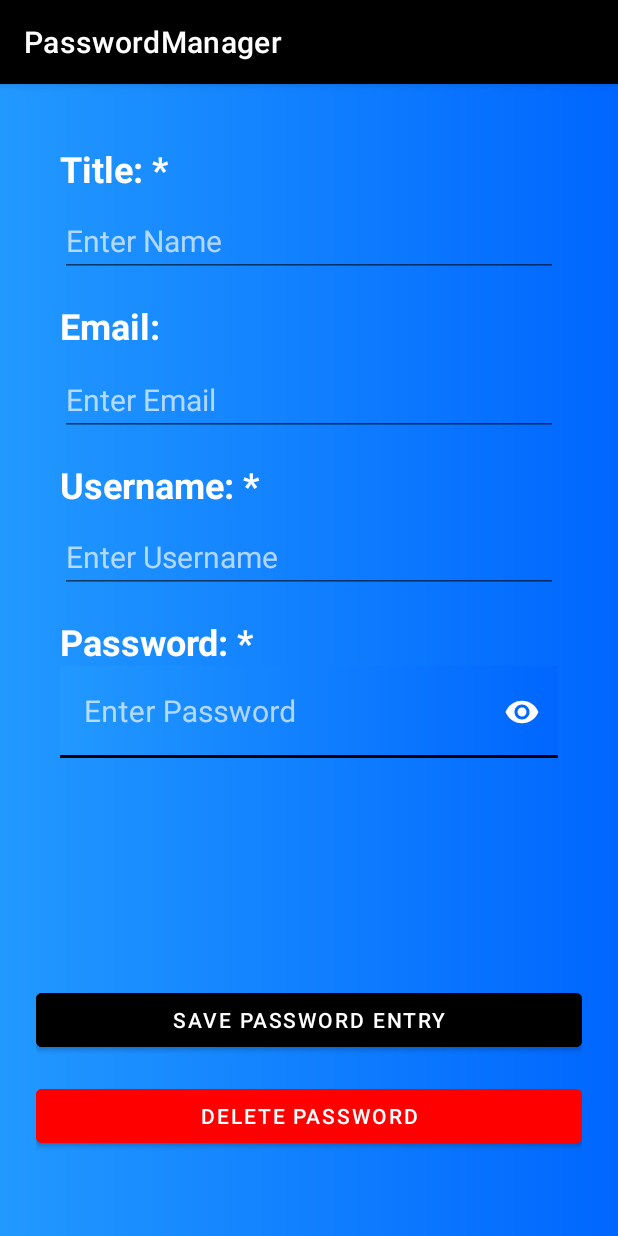
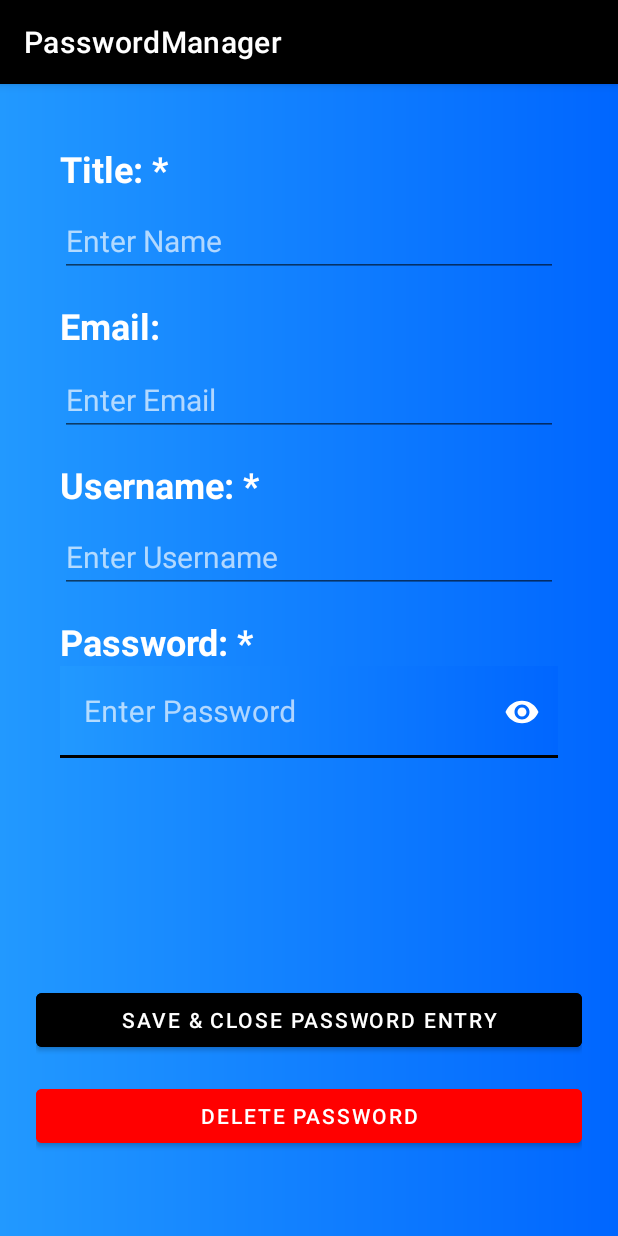
Before and after one commit to CS4750-Group-PasswordManager-App/PasswordManager, an Android app: the screen it shows after launch (MainActivity), after a tap on "New Password", on a phone screen of 412 x 824 dp. Run offline under Robolectric (Android 15) with nearby library versions, the phone set to English and light mode, and no system bars; our stand-ins replace Room's generated code; 3 statements that could not run were skipped.

Commit message:
Modified Text for PasswordEntry View UI

```diff
--- a/app/src/main/res/values/strings.xml
+++ b/app/src/main/res/values/strings.xml
@@ -8,7 +8,7 @@
     <string name="password_username_hint">Enter Username</string>
     <string name="password_decrypted">Password: *</string>
     <string name="password_decrypted_hint">Enter Password</string>
-    <string name="entry_save">Save Password Entry</string>
+    <string name="entry_save">Save &amp; Close Password Entry</string>
     <string name="delete_password_entry">Delete Password</string>
     <string name="new_password_entry">New Password</string>
     <string name="search">Search</string>
```
